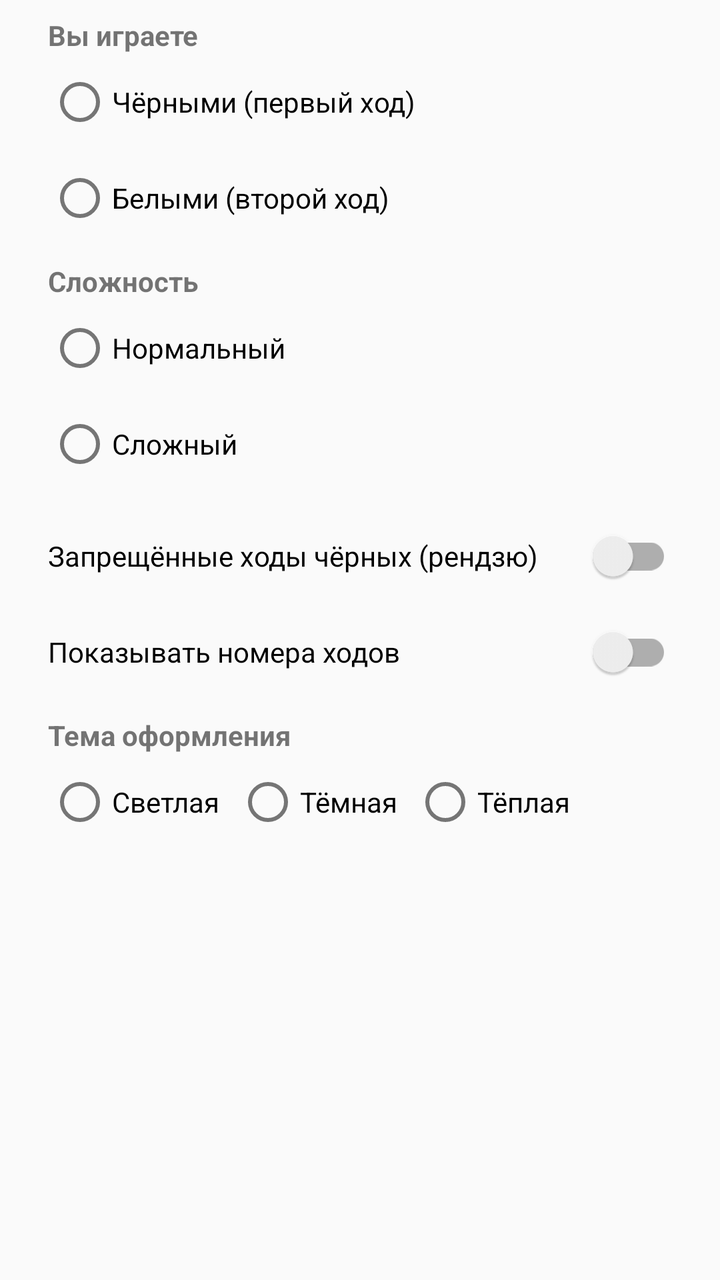
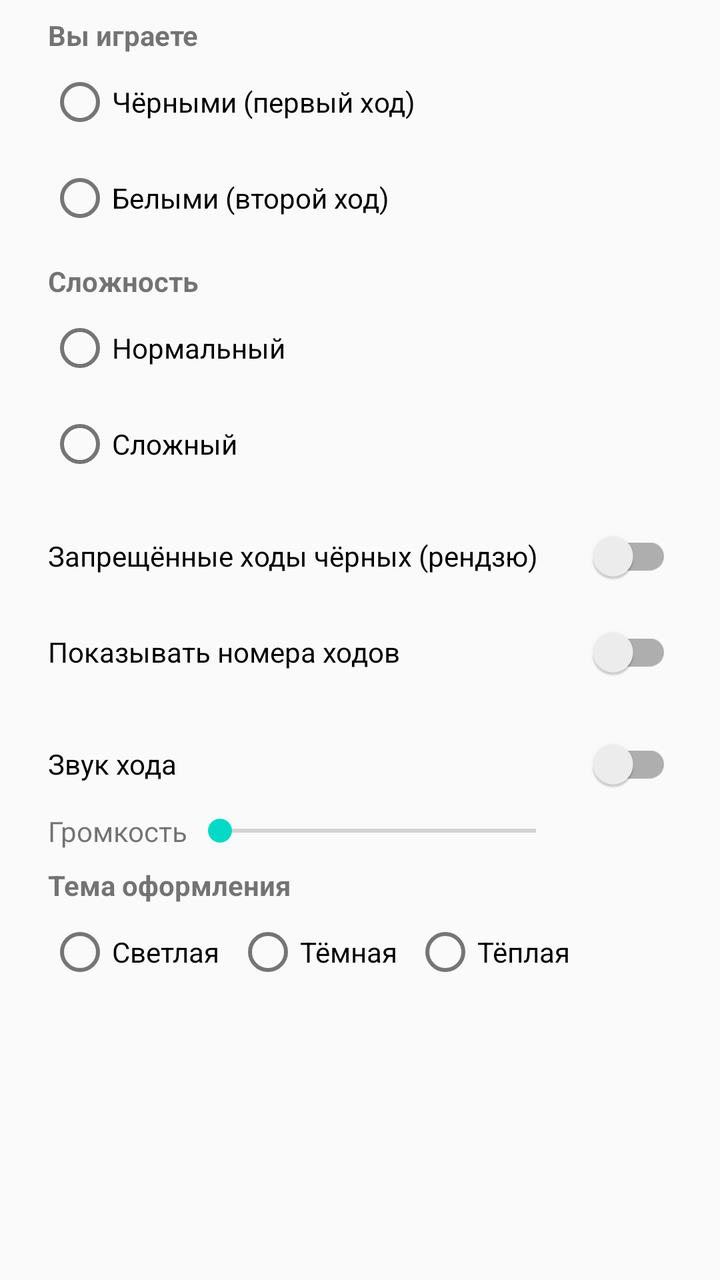

The first picture is an Android layout as it rendered before a commit; the second is the same layout after the commit. The layout source and the unified diff follow.
<!-- AndroidManifest.xml: application theme Theme.Gomoku -->
<!-- res/layout/dialog_settings.xml -->
<?xml version="1.0" encoding="utf-8"?>
<ScrollView xmlns:android="http://schemas.android.com/apk/res/android"
    xmlns:app="http://schemas.android.com/apk/res-auto"
    android:layout_width="match_parent"
    android:layout_height="wrap_content">

    <LinearLayout
        android:layout_width="match_parent"
        android:layout_height="wrap_content"
        android:orientation="vertical"
        android:paddingStart="24dp"
        android:paddingEnd="24dp"
        android:paddingTop="8dp"
        android:paddingBottom="8dp">

        <TextView
            android:layout_width="wrap_content"
            android:layout_height="wrap_content"
            android:text="@string/play_as"
            android:textStyle="bold" />

        <RadioGroup
            android:id="@+id/rgColor"
            android:layout_width="match_parent"
            android:layout_height="wrap_content"
            android:orientation="vertical">

            <RadioButton
                android:id="@+id/rbColorBlack"
                android:layout_width="wrap_content"
                android:layout_height="wrap_content"
                android:text="@string/play_black" />

            <RadioButton
                android:id="@+id/rbColorWhite"
                android:layout_width="wrap_content"
                android:layout_height="wrap_content"
                android:text="@string/play_white" />
        </RadioGroup>

        <TextView
            android:layout_width="wrap_content"
            android:layout_height="wrap_content"
            android:layout_marginTop="8dp"
            android:text="@string/difficulty"
            android:textStyle="bold" />

        <RadioGroup
            android:id="@+id/rgLevel"
            android:layout_width="match_parent"
            android:layout_height="wrap_content"
            android:orientation="vertical">

            <RadioButton
                android:id="@+id/rbLevelNormal"
                android:layout_width="wrap_content"
                android:layout_height="wrap_content"
                android:text="@string/level_normal" />

            <RadioButton
                android:id="@+id/rbLevelStrong"
                android:layout_width="wrap_content"
                android:layout_height="wrap_content"
                android:text="@string/level_strong" />
        </RadioGroup>

        <androidx.appcompat.widget.SwitchCompat
            android:id="@+id/swForbidden"
            android:layout_width="match_parent"
            android:layout_height="wrap_content"
            android:layout_marginTop="8dp"
            android:text="@string/forbidden_moves" />

        <androidx.appcompat.widget.SwitchCompat
            android:id="@+id/swNumbers"
            android:layout_width="match_parent"
            android:layout_height="wrap_content"
            android:text="@string/show_numbers" />

        <TextView
            android:layout_width="wrap_content"
            android:layout_height="wrap_content"
            android:layout_marginTop="8dp"
            android:text="@string/choose_theme"
            android:textStyle="bold" />

        <RadioGroup
            android:id="@+id/rgTheme"
            android:layout_width="match_parent"
            android:layout_height="wrap_content"
            android:orientation="horizontal">

            <RadioButton
                android:id="@+id/rbThemeLight"
                android:layout_width="wrap_content"
                android:layout_height="wrap_content"
                android:text="@string/theme_light" />

            <RadioButton
                android:id="@+id/rbThemeDark"
                android:layout_width="wrap_content"
                android:layout_height="wrap_content"
                android:layout_marginStart="8dp"
                android:text="@string/theme_dark" />

            <RadioButton
                android:id="@+id/rbThemeWarm"
                android:layout_width="wrap_content"
                android:layout_height="wrap_content"
                android:layout_marginStart="8dp"
                android:text="@string/theme_warm" />
        </RadioGroup>

    </LinearLayout>
</ScrollView>
<!-- resources referenced by this layout -->
<resources>
  <string name="choose_theme">Тема оформления</string>
  <string name="difficulty">Сложность</string>
  <string name="forbidden_moves">Запрещённые ходы чёрных (рендзю)</string>
  <string name="level_normal">Нормальный</string>
  <string name="level_strong">Сложный</string>
  <string name="play_as">Вы играете</string>
  <string name="play_black">Чёрными (первый ход)</string>
  <string name="play_white">Белыми (второй ход)</string>
  <string name="show_numbers">Показывать номера ходов</string>
  <string name="theme_dark">Тёмная</string>
  <string name="theme_light">Светлая</string>
  <string name="theme_warm">Тёплая</string>
  <style name="Theme.Gomoku" parent="Theme.MaterialComponents.DayNight.NoActionBar">
          <item name="colorPrimary">@color/accent_default</item>
          <item name="colorPrimaryVariant">@color/accent_default</item>
          <item name="colorOnPrimary">@android:color/white</item>
          <item name="android:windowBackground">@color/bg_default</item>
          <item name="android:statusBarColor">@color/bg_default</item>
          <item name="android:navigationBarColor">@color/bg_default</item>
          <item name="android:windowLightStatusBar">true</item>
      </style>
  <color name="accent_default">#4A90D9</color>
  <color name="bg_default">#FAFAFA</color>
</resources>

<!-- the commit's change to res/layout/dialog_settings.xml (unified diff, before → after) -->
@@ -77,6 +77,38 @@
             android:layout_height="wrap_content"
             android:text="@string/show_numbers" />
 
+        <androidx.appcompat.widget.SwitchCompat
+            android:id="@+id/swSound"
+            android:layout_width="match_parent"
+            android:layout_height="wrap_content"
+            android:layout_marginTop="8dp"
+            android:text="@string/sound_enabled" />
+
+        <LinearLayout
+            android:layout_width="match_parent"
+            android:layout_height="wrap_content"
+            android:gravity="center_vertical"
+            android:orientation="horizontal">
+
+            <TextView
+                android:layout_width="wrap_content"
+                android:layout_height="wrap_content"
+                android:text="@string/sound_volume" />
+
+            <SeekBar
+                android:id="@+id/sbVolume"
+                android:layout_width="0dp"
+                android:layout_height="wrap_content"
+                android:layout_weight="1" />
+
+            <TextView
+                android:id="@+id/tvVolumeValue"
+                android:layout_width="52dp"
+                android:layout_height="wrap_content"
+                android:gravity="end"
+                android:textSize="14sp" />
+        </LinearLayout>
+
         <TextView
             android:layout_width="wrap_content"
             android:layout_height="wrap_content"
<!-- resource entries referenced after the edit -->
@@ -9,6 +9,8 @@
   <string name="play_black">Чёрными (первый ход)</string>
   <string name="play_white">Белыми (второй ход)</string>
   <string name="show_numbers">Показывать номера ходов</string>
+  <string name="sound_enabled">Звук хода</string>
+  <string name="sound_volume">Громкость</string>
   <string name="theme_dark">Тёмная</string>
   <string name="theme_light">Светлая</string>
   <string name="theme_warm">Тёплая</string>
